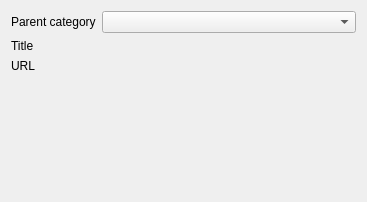
Qt form src/librssguard-greader/src/gui/greaderfeeddetails.ui (martinrotter/rssguard) before a commit.
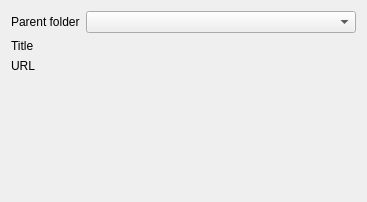
The same form after that commit. Custom widgets are drawn as their Qt base class.

Commit message: change of terminology, CATEGORY IS NOW FOLDER, update langs

What changed in the file:
```diff
--- a/src/librssguard-greader/src/gui/greaderfeeddetails.ui
+++ b/src/librssguard-greader/src/gui/greaderfeeddetails.ui
@@ -17,7 +17,7 @@
    <item row="0" column="0">
     <widget class="QLabel" name="m_lblParentCategory">
      <property name="text">
-      <string>Parent category</string>
+      <string>Parent folder</string>
      </property>
      <property name="buddy">
       <cstring>m_cmbParentCategory</cstring>
```
The commit also changes 17 other files.
